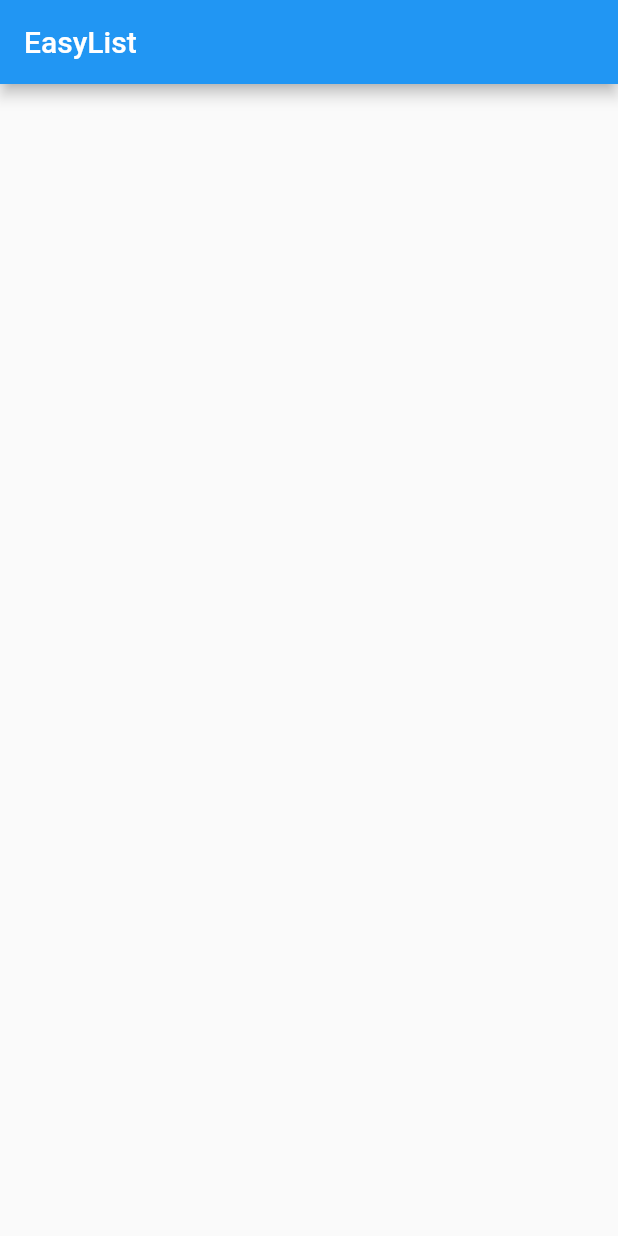
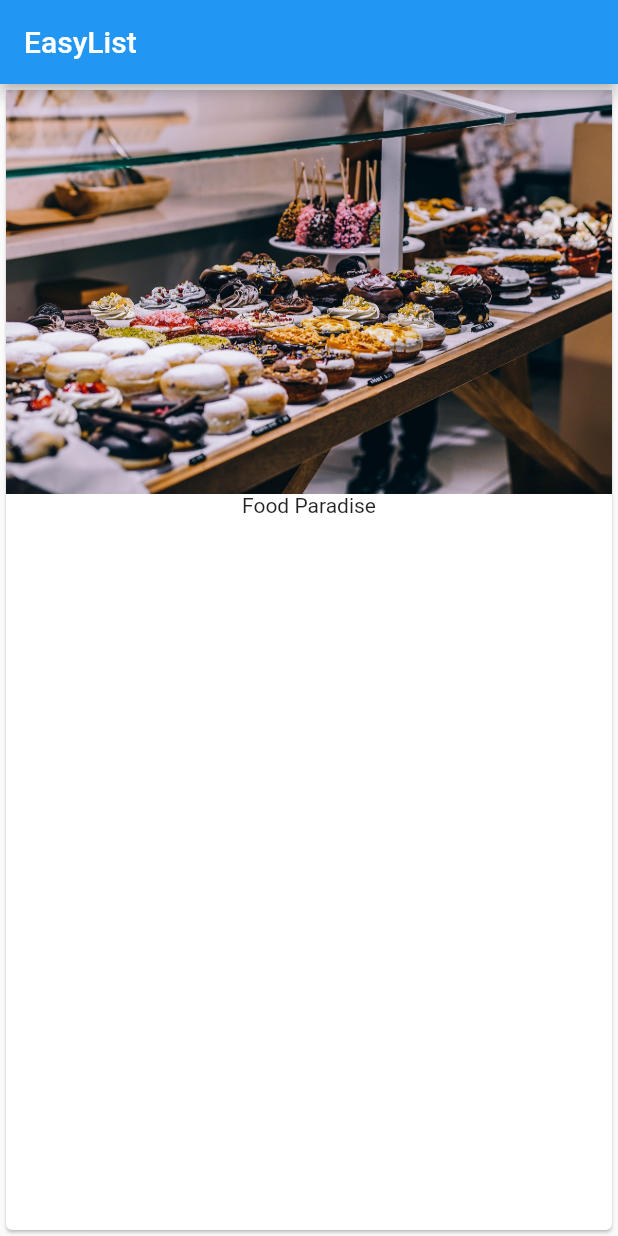
Before and after one commit to godcrampy/flutter-udemy-course, a Flutter app: the screen it shows after launch, on a phone screen of 412 x 824 dp. Run offline on Flutter 3.47's test engine with Material 2 defaults, Android fonts, the phone set to English and light mode, and no system bars.

Commit message:
Added Simple Text and Image

```diff
--- a/lib/main.dart
+++ b/lib/main.dart
@@ -4,12 +4,17 @@ void main() => runApp(MyApp());
 
 
 class MyApp extends StatelessWidget {
+  @override
   Widget build(BuildContext context) {
     return MaterialApp(
       home: Scaffold(
         appBar: AppBar(
           title: Text('EasyList'),
         ),
+        body: Card(child: Column(children: <Widget>[
+          Image.asset('assets/food.jpg'),
+          Text('Food Paradise')
+        ],),),
       ),
     );
   }
--- a/pubspec.yaml
+++ b/pubspec.yaml
@@ -41,8 +41,8 @@ flutter:
   uses-material-design: true
 
   # To add assets to your application, add an assets section, like this:
-  # assets:
-  #  - images/a_dot_burr.jpeg
+  assets:
+   - assets/food.jpg
   #  - images/a_dot_ham.jpeg
 
   # An image asset can refer to one or more resolution-specific "variants", see
```
Also changed, not shown: assets/food.jpg (added).
